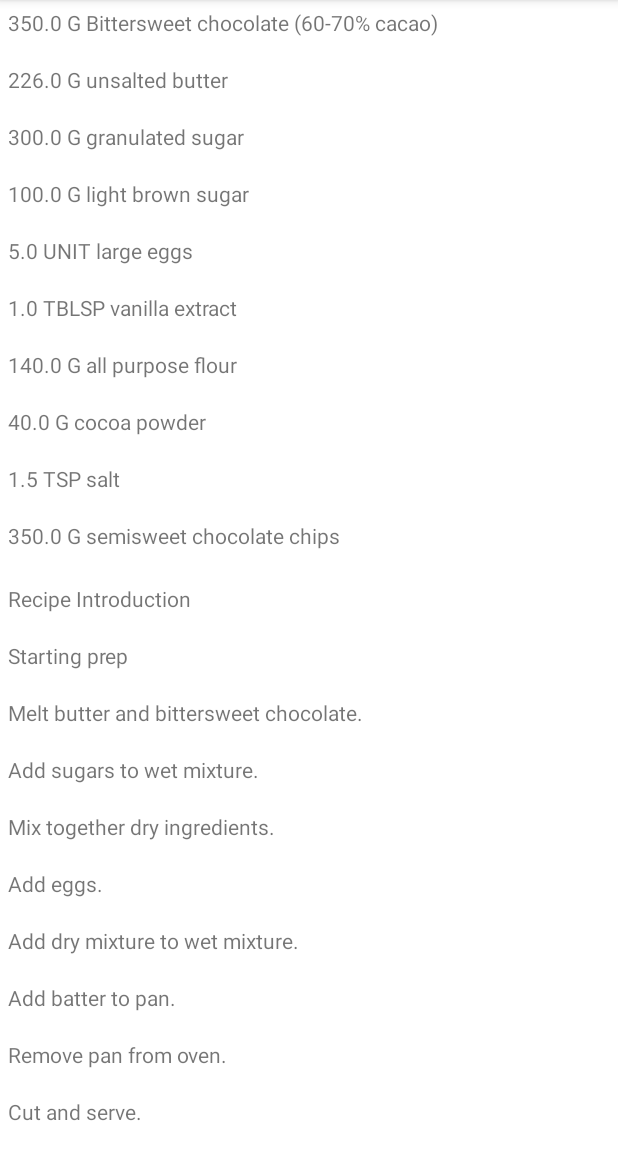
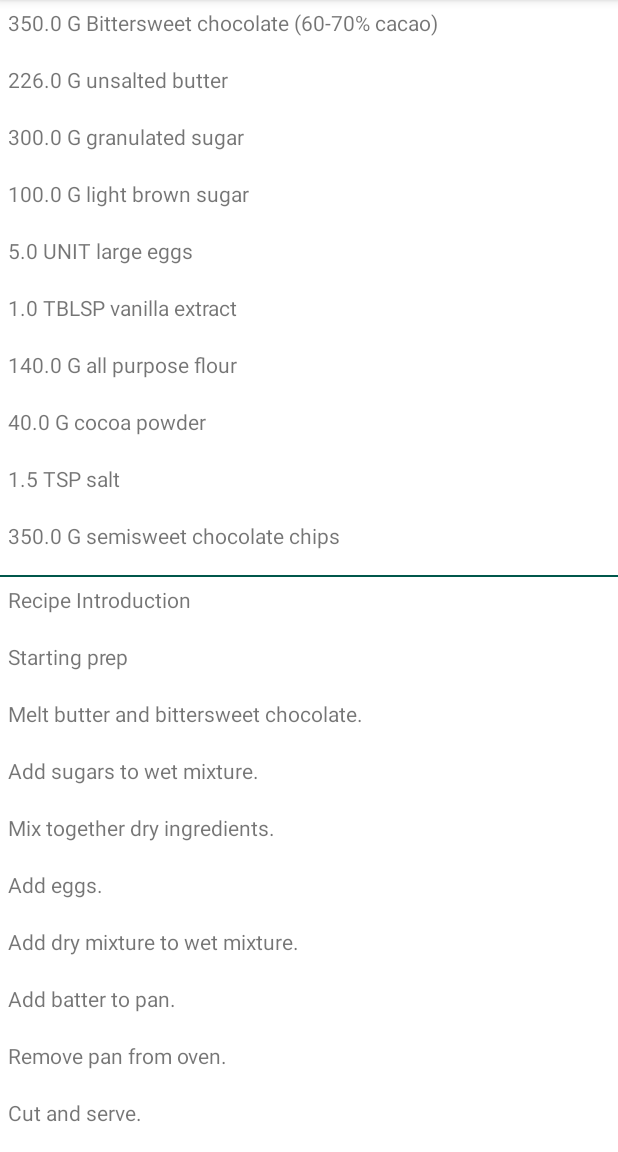
Before and after one commit to haitanle/BakingApp, an Android app: the screen it shows after launch (RecipeDetailsActivity), after a tap on "Brownies", on a phone screen of 412 x 824 dp, the part 84-1236 px from its top. Run offline under Robolectric (Android 15) with nearby library versions, the phone set to English and light mode, and no system bars; libraries missing offline, so code that uses them is left out: com.google.android.exoplayer2; 3 statements that could not run were skipped.

Commit message:
fix layout for player view activity

```diff
--- a/app/src/main/java/com/example/bakingapp/ui/StepsActivity.java
+++ b/app/src/main/java/com/example/bakingapp/ui/StepsActivity.java
@@ -43,7 +43,7 @@ public class StepsActivity extends AppCompatActivity {
     @Override
     protected void onCreate(@Nullable Bundle savedInstanceState) {
         super.onCreate(savedInstanceState);
-        setContentView(R.layout.player_view);
+        setContentView(R.layout.activity_player_view);
 
         mPlayerView = (SimpleExoPlayerView) findViewById(R.id.playerView);
 
--- a/app/src/main/res/layout/activity_ingredients.xml
+++ b/app/src/main/res/layout/activity_ingredients.xml
@@ -31,6 +31,11 @@
             android:layout_weight="1"
             android:scaleType="centerInside"/>
 
+        <ImageView
+            android:layout_width="match_parent"
+            android:layout_height="1dp"
+            android:background="@color/colorPrimaryDark"/>
+
         <FrameLayout android:id="@+id/steps_description_container"
             android:layout_width="match_parent"
             android:layout_height="0dp"
```
Also changed, not shown: app/src/main/res/layout/activity_player_view.xml (renamed from app/src/main/res/layout/player_view.xml, +6 -15 lines).
